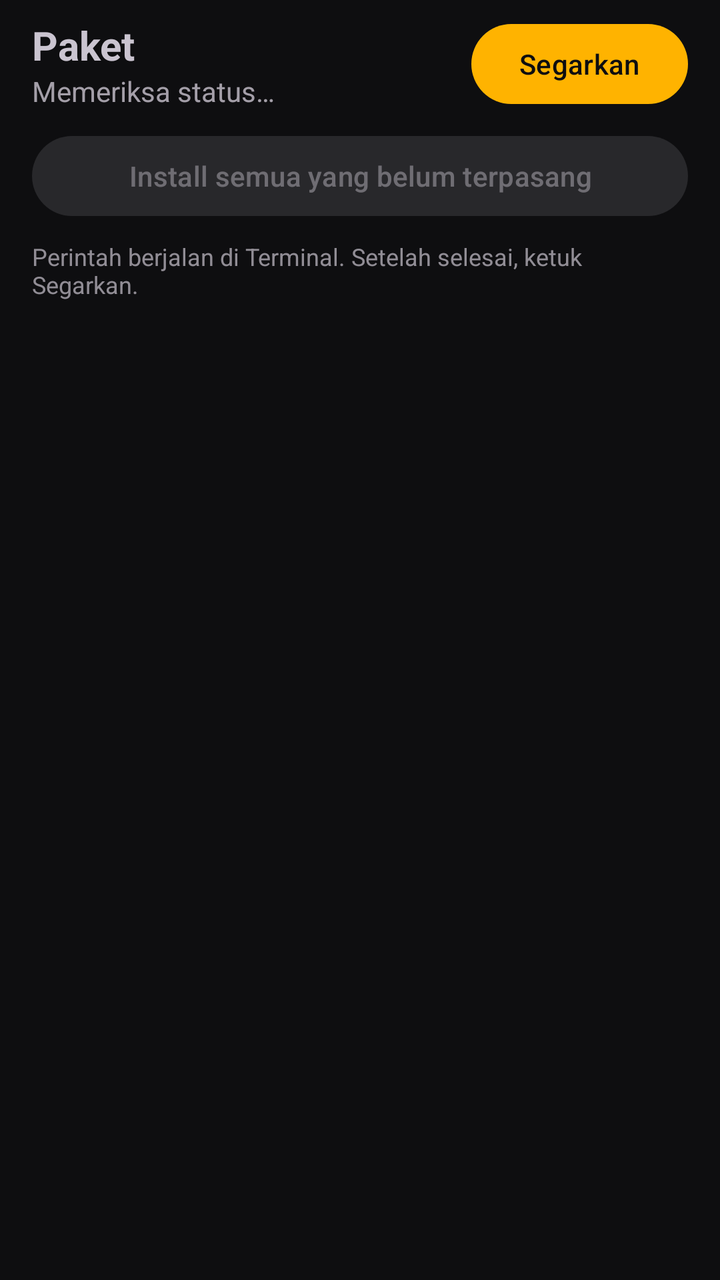
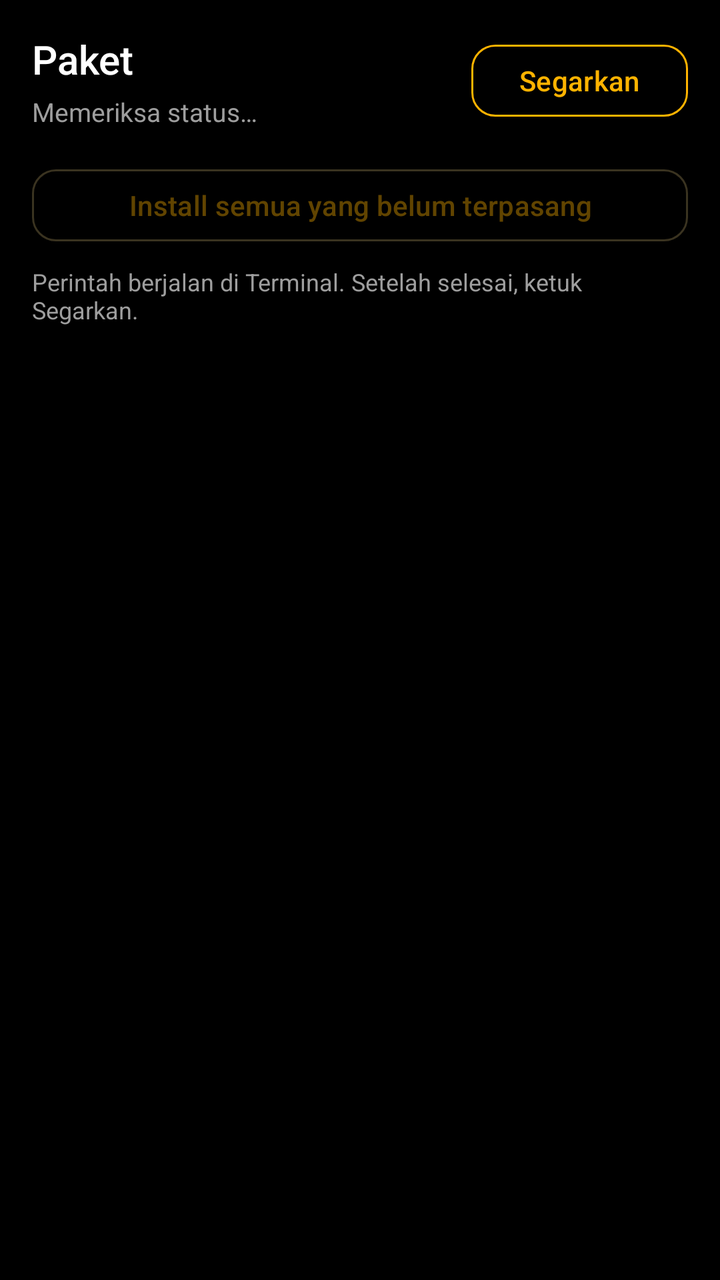

An Android layout rendered at two revisions. The XML below is the earlier revision; the diff shows what the commit changed to produce the second picture.
<!-- AndroidManifest.xml: another module's application theme Theme.Molina -->
<!-- res/layout/fragment_packages.xml -->
<?xml version="1.0" encoding="utf-8"?>
<LinearLayout xmlns:android="http://schemas.android.com/apk/res/android"
    android:layout_width="match_parent"
    android:layout_height="match_parent"
    android:orientation="vertical">

    <LinearLayout
        android:layout_width="match_parent"
        android:layout_height="wrap_content"
        android:gravity="center_vertical"
        android:orientation="horizontal"
        android:paddingStart="16dp"
        android:paddingTop="8dp"
        android:paddingEnd="16dp"
        android:paddingBottom="8dp">

        <LinearLayout
            android:layout_width="0dp"
            android:layout_height="wrap_content"
            android:layout_weight="1"
            android:orientation="vertical">

            <TextView
                android:layout_width="match_parent"
                android:layout_height="wrap_content"
                android:text="@string/settings_packages_title"
                android:textSize="20sp"
                android:textStyle="bold" />

            <TextView
                android:id="@+id/packages_status"
                android:layout_width="match_parent"
                android:layout_height="wrap_content"
                android:alpha="0.8"
                android:text="@string/debian_status_checking"
                android:textSize="14sp" />
        </LinearLayout>

        <com.google.android.material.button.MaterialButton
            android:id="@+id/packages_refresh"
            android:layout_width="wrap_content"
            android:layout_height="wrap_content"
            android:text="@string/debian_refresh" />
    </LinearLayout>

    <com.google.android.material.button.MaterialButton
        android:id="@+id/packages_install_all"
        android:layout_width="match_parent"
        android:layout_height="wrap_content"
        android:layout_marginStart="16dp"
        android:layout_marginEnd="16dp"
        android:enabled="false"
        android:text="@string/packages_install_all" />

    <TextView
        android:layout_width="match_parent"
        android:layout_height="wrap_content"
        android:alpha="0.7"
        android:paddingStart="16dp"
        android:paddingTop="8dp"
        android:paddingEnd="16dp"
        android:text="@string/packages_hint"
        android:textSize="12sp" />

    <ScrollView
        android:layout_width="match_parent"
        android:layout_height="0dp"
        android:layout_weight="1">

        <LinearLayout
            android:id="@+id/packages_list"
            android:layout_width="match_parent"
            android:layout_height="wrap_content"
            android:orientation="vertical" />
    </ScrollView>
</LinearLayout>
<!-- resources referenced by this layout -->
<resources>
  <string name="debian_refresh">Segarkan</string>
  <string name="debian_status_checking">Memeriksa status…</string>
  <string name="packages_hint">Perintah berjalan di Terminal. Setelah selesai, ketuk Segarkan.</string>
  <string name="packages_install_all">Install semua yang belum terpasang</string>
  <string name="settings_packages_title">Paket</string>
  <style name="Theme.Molina" parent="Theme.Material3.Dark.NoActionBar">
          <item name="colorPrimary">@color/molina_amber</item>
          <item name="colorOnPrimary">@color/molina_bg</item>
          <item name="colorSecondaryContainer">@color/molina_amber_container</item>
          <item name="colorSurface">@color/molina_surface</item>
          <item name="android:colorBackground">@color/molina_bg</item>
          <item name="android:windowBackground">@color/molina_bg</item>
          <item name="android:statusBarColor">@color/molina_bg</item>
          <item name="android:navigationBarColor">@color/molina_surface</item>
      </style>
  <color name="molina_amber">#FFB300</color>
  <color name="molina_bg">#0E0E10</color>
  <color name="molina_amber_container">#33FFB300</color>
  <color name="molina_surface">#16161A</color>
</resources>

<!-- the commit's change to res/layout/fragment_packages.xml (unified diff, before → after) -->
@@ -2,6 +2,7 @@
 <LinearLayout xmlns:android="http://schemas.android.com/apk/res/android"
     android:layout_width="match_parent"
     android:layout_height="match_parent"
+    android:background="@color/ms_bg"
     android:orientation="vertical">
 
     <LinearLayout
@@ -9,10 +10,7 @@
         android:layout_height="wrap_content"
         android:gravity="center_vertical"
         android:orientation="horizontal"
-        android:paddingStart="16dp"
-        android:paddingTop="8dp"
-        android:paddingEnd="16dp"
-        android:paddingBottom="8dp">
+        android:padding="@dimen/ms_space_md">
 
         <LinearLayout
             android:layout_width="0dp"
@@ -21,23 +19,23 @@
             android:orientation="vertical">
 
             <TextView
+                style="@style/Molina.Text.Title"
                 android:layout_width="match_parent"
                 android:layout_height="wrap_content"
-                android:text="@string/settings_packages_title"
-                android:textSize="20sp"
-                android:textStyle="bold" />
+                android:text="@string/settings_packages_title" />
 
             <TextView
                 android:id="@+id/packages_status"
+                style="@style/Molina.Text.Body"
                 android:layout_width="match_parent"
                 android:layout_height="wrap_content"
-                android:alpha="0.8"
-                android:text="@string/debian_status_checking"
-                android:textSize="14sp" />
+                android:layout_marginTop="@dimen/ms_space_xs"
+                android:text="@string/debian_status_checking" />
         </LinearLayout>
 
         <com.google.android.material.button.MaterialButton
             android:id="@+id/packages_refresh"
+            style="@style/Molina.Button.Outlined"
             android:layout_width="wrap_content"
             android:layout_height="wrap_content"
             android:text="@string/debian_refresh" />
@@ -45,32 +43,36 @@
 
     <com.google.android.material.button.MaterialButton
         android:id="@+id/packages_install_all"
+        style="@style/Molina.Button.Outlined"
         android:layout_width="match_parent"
         android:layout_height="wrap_content"
-        android:layout_marginStart="16dp"
-        android:layout_marginEnd="16dp"
+        android:layout_marginStart="@dimen/ms_space_md"
+        android:layout_marginEnd="@dimen/ms_space_md"
         android:enabled="false"
         android:text="@string/packages_install_all" />
 
     <TextView
+        style="@style/Molina.Text.Caption"
         android:layout_width="match_parent"
         android:layout_height="wrap_content"
-        android:alpha="0.7"
-        android:paddingStart="16dp"
-        android:paddingTop="8dp"
-        android:paddingEnd="16dp"
-        android:text="@string/packages_hint"
-        android:textSize="12sp" />
+        android:paddingStart="@dimen/ms_space_md"
+        android:paddingTop="@dimen/ms_space_sm"
+        android:paddingEnd="@dimen/ms_space_md"
+        android:paddingBottom="@dimen/ms_space_xs"
+        android:text="@string/packages_hint" />
 
     <ScrollView
         android:layout_width="match_parent"
         android:layout_height="0dp"
-        android:layout_weight="1">
+        android:layout_weight="1"
+        android:clipToPadding="false">
 
         <LinearLayout
             android:id="@+id/packages_list"
             android:layout_width="match_parent"
             android:layout_height="wrap_content"
-            android:orientation="vertical" />
+            android:orientation="vertical"
+            android:paddingTop="@dimen/ms_space_xs"
+            android:paddingBottom="@dimen/ms_space_lg" />
     </ScrollView>
 </LinearLayout>
<!-- resource entries referenced after the edit -->
@@ -1,10 +1,37 @@
 <!-- resources referenced by this layout -->
 <resources>
+  <color name="ms_bg">#000000</color>
+  <dimen name="ms_space_lg">24dp</dimen>
+  <dimen name="ms_space_md">16dp</dimen>
+  <dimen name="ms_space_sm">8dp</dimen>
+  <dimen name="ms_space_xs">4dp</dimen>
   <string name="debian_refresh">Segarkan</string>
   <string name="debian_status_checking">Memeriksa status…</string>
   <string name="packages_hint">Perintah berjalan di Terminal. Setelah selesai, ketuk Segarkan.</string>
   <string name="packages_install_all">Install semua yang belum terpasang</string>
   <string name="settings_packages_title">Paket</string>
+  <style name="Molina.Button.Outlined" parent="Widget.Material3.Button.OutlinedButton">
+          <item name="strokeColor">@color/ms_outlined_stroke</item>
+          <item name="strokeWidth">1dp</item>
+          <item name="cornerRadius">@dimen/ms_button_radius</item>
+          <item name="rippleColor">@color/ms_ripple</item>
+          <item name="android:textColor">@color/ms_outlined_content</item>
+          <item name="android:textAllCaps">false</item>
+          <item name="android:fontFamily">sans-serif-medium</item>
+          <item name="android:minHeight">44dp</item>
+      </style>
+  <style name="Molina.Text.Body">
+          <item name="android:textSize">13sp</item>
+          <item name="android:textColor">@color/ms_text_secondary</item>
+      </style>
+  <style name="Molina.Text.Caption">
+          <item name="android:textSize">12sp</item>
+          <item name="android:textColor">@color/ms_text_secondary</item>
+      </style>
+  <style name="Molina.Text.Title">
+          <item name="android:textSize">20sp</item>
+          <item name="android:fontFamily">sans-serif-medium</item>
+      </style>
   <style name="Theme.Molina" parent="Theme.Material3.Dark.NoActionBar">
           <item name="colorPrimary">@color/molina_amber</item>
           <item name="colorOnPrimary">@color/molina_bg</item>
@@ -15,6 +42,9 @@
           <item name="android:statusBarColor">@color/molina_bg</item>
           <item name="android:navigationBarColor">@color/molina_surface</item>
       </style>
+  <dimen name="ms_button_radius">12dp</dimen>
+  <color name="ms_ripple">#29FFB300</color>
+  <color name="ms_text_secondary">#9E9E9E</color>
   <color name="molina_amber">#FFB300</color>
   <color name="molina_bg">#0E0E10</color>
   <color name="molina_amber_container">#33FFB300</color>
